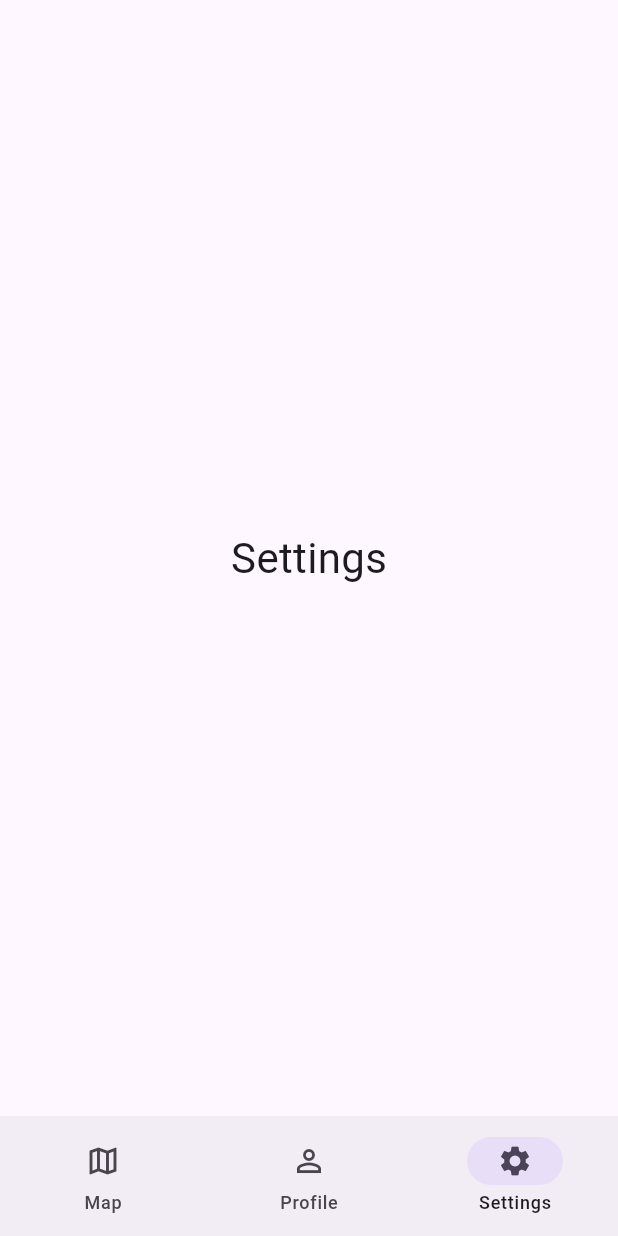
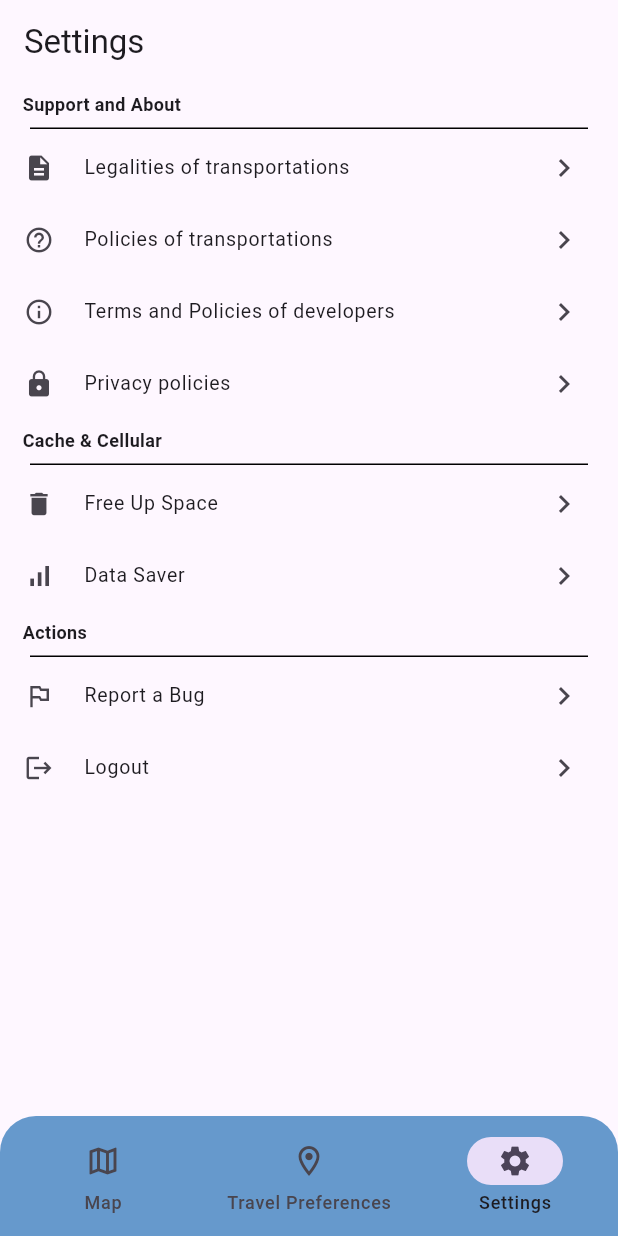
Before and after one commit to BGrazer/Maiway, a Flutter app: the screen it shows after launch, item 3 of the bottom bar chosen, on a phone screen of 412 x 824 dp. Run offline on Flutter 3.47's test engine with Material 3 defaults, Android fonts, the light colour scheme and no system bars; our stand-ins replace flutter_map, geolocator, google_fonts, latlong2; missing offline and left inert: flutter_map_location_marker.

Commit message:
New
Search bar
Trvel preference

```diff
--- a/maiwayapp/lib/main.dart
+++ b/maiwayapp/lib/main.dart
@@ -1,5 +1,7 @@
 // lib/main.dart
 import 'package:flutter/material.dart';
+import 'package:maiwayapp/profile_screen.dart';
+import 'package:maiwayapp/settings_screen.dart';
 import 'map_screen.dart';
 
 void main() {
@@ -35,15 +37,22 @@ class _HomeNavigationState extends State<HomeNavigation> {
 
   final List<Widget> _pages = const [
     MapScreen(),
-    PlaceholderScreen(title: 'Profile'),
-    PlaceholderScreen(title: 'Settings'),
+    PlaceholderScreen(title: 'Travel Preferences'),
+    SettingsScreen(),
+    ProfileScreen(),
   ];
 
   @override
   Widget build(BuildContext context) {
     return Scaffold(
       body: _pages[_currentIndex],
-      bottomNavigationBar: NavigationBar(
+      bottomNavigationBar: ClipRRect(
+        borderRadius: const BorderRadius.only(
+          topLeft: Radius.circular(24),
+          topRight: Radius.circular(24),
+        ),
+        child: NavigationBar(
+          backgroundColor: const Color(0xFF6699CC),
           selectedIndex: _currentIndex,
           onDestinationSelected: (int index) {
             setState(() {
@@ -57,9 +66,9 @@ class _HomeNavigationState extends State<HomeNavigation> {
               label: 'Map',
             ),
             NavigationDestination(
-            icon: Icon(Icons.person_outline),
-            selectedIcon: Icon(Icons.person),
-            label: 'Profile',
+              icon: Icon(Icons.location_on_outlined),
+              selectedIcon: Icon(Icons.location_on),
+              label: 'Travel Preferences',
             ),
             NavigationDestination(
               icon: Icon(Icons.settings_outlined),
@@ -67,6 +76,7 @@ class _HomeNavigationState extends State<HomeNavigation> {
               label: 'Settings',
             ),
           ],
+        ),
       ),
     );
   }
--- /dev/null
+++ b/maiwayapp/lib/settings_screen.dart
@@ -0,0 +1,99 @@
+import 'package:flutter/material.dart';
+
+class SettingsScreen extends StatelessWidget {
+  const SettingsScreen({super.key});
+
+  @override
+  Widget build(BuildContext context) {
+    return Scaffold(
+      appBar: AppBar(title: const Text('Settings')),
+      body: ListView(
+        children: [
+          const SectionHeader(title: 'Support and About'),
+          _buildSettingsTile(
+            icon: Icons.description,
+            title: 'Legalities of transportations',
+            onTap: () {},
+          ),
+          _buildSettingsTile(
+            icon: Icons.help_outline,
+            title: 'Policies of transportations',
+            onTap: () {},
+          ),
+          _buildSettingsTile(
+            icon: Icons.info_outline,
+            title: 'Terms and Policies of developers',
+            onTap: () {},
+          ),
+          _buildSettingsTile(
+            icon: Icons.https,
+            title: 'Privacy policies',
+            onTap: () {},
+          ),
+
+          const SectionHeader(title: 'Cache & Cellular'),
+          _buildSettingsTile(
+            icon: Icons.delete,
+            title: 'Free Up Space',
+            onTap: () {},
+          ),
+          _buildSettingsTile(
+            icon: Icons.signal_cellular_alt,
+            title: 'Data Saver',
+            onTap: () {},
+          ),
+
+          const SectionHeader(title: 'Actions'),
+          _buildSettingsTile(
+            icon: Icons.outlined_flag,
+            title: 'Report a Bug',
+            onTap: () {},
+          ),
+          _buildSettingsTile(icon: Icons.logout, title: 'Logout', onTap: () {}),
+        ],
+      ),
+    );
+  }
+
+  Widget _buildSettingsTile({
+    required IconData icon,
+    required String title,
+    required VoidCallback onTap,
+  }) {
+    return ListTile(
+      dense: true,
+      leading: Icon(icon, size: 20),
+      title: Text(title, style: const TextStyle(fontSize: 13)),
+      trailing: const Icon(Icons.chevron_right),
+      onTap: onTap,
+    );
+  }
+}
+
+class SectionHeader extends StatelessWidget {
+  final String title;
+  const SectionHeader({super.key, required this.title});
+
+  @override
+  Widget build(BuildContext context) {
+    return Column(
+      crossAxisAlignment: CrossAxisAlignment.start,
+      children: [
+        Padding(
+          padding: const EdgeInsets.symmetric(horizontal: 15.0, vertical: 5.0),
+          child: Text(
+            title,
+            style: const TextStyle(fontSize: 12, fontWeight: FontWeight.bold),
+          ),
+        ),
+        const Divider(
+          height: 5,
+          thickness: 1,
+          indent: 20,
+          endIndent: 20,
+          color: Colors.black,
+        ),
+      ],
+    );
+  }
+}
--- a/maiwayapp/pubspec.yaml
+++ b/maiwayapp/pubspec.yaml
@@ -41,6 +41,7 @@ dependencies:
   permission_handler: ^12.0.0
   location: ^8.0.0
   http: ^1.3.0
+  google_fonts: ^6.2.1
 
 dev_dependencies:
   flutter_test:
```
Also changed, not shown: maiwayapp/lib/map_screen.dart (+82 -1 lines), maiwayapp/lib/profile_screen.dart (added, +89 -0 lines), maiwayapp/pubspec.lock, 1 other file. Lines whose indentation alone changed are shown as unchanged.
